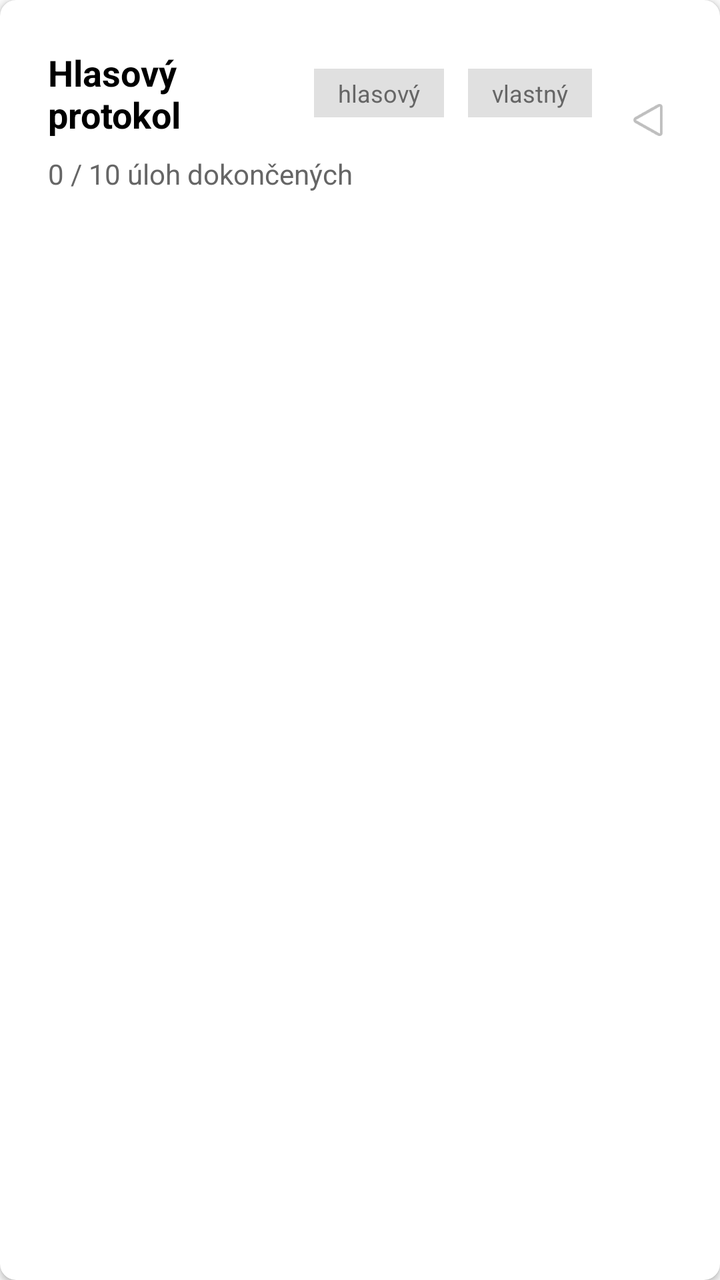
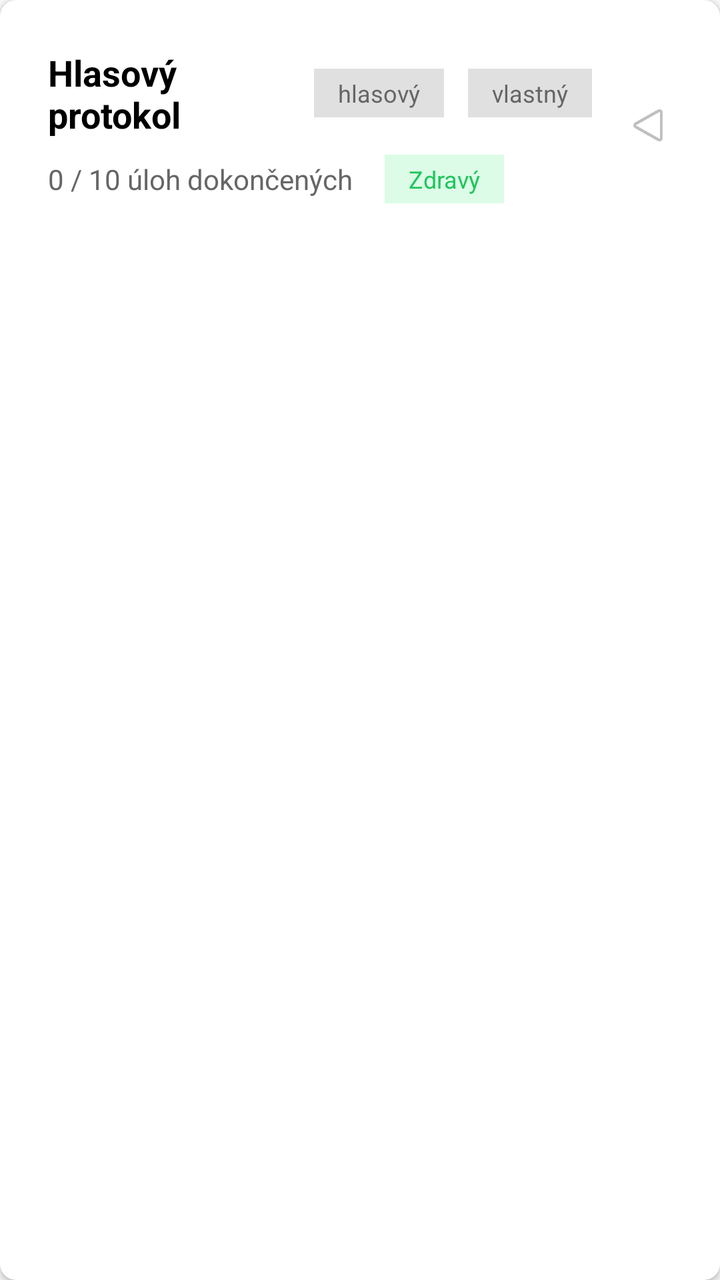

Two renders of the same Android screen: before a commit and after it. Below are the layout's source before the change and the commit's diff.
<!-- AndroidManifest.xml: application theme Theme.DiagnosticApp -->
<!-- res/layout/item_protocol_selection.xml -->
<?xml version="1.0" encoding="utf-8"?>
<androidx.cardview.widget.CardView
    xmlns:android="http://schemas.android.com/apk/res/android"
    xmlns:app="http://schemas.android.com/apk/res-auto"
    android:layout_width="match_parent"
    android:layout_height="wrap_content"
    android:layout_marginBottom="16dp"
    app:cardCornerRadius="8dp"
    app:cardElevation="2dp">

    <LinearLayout
        android:layout_width="match_parent"
        android:layout_height="wrap_content"
        android:orientation="horizontal"
        android:padding="24dp"
        android:gravity="center_vertical">

        <LinearLayout
            android:layout_width="0dp"
            android:layout_height="wrap_content"
            android:layout_weight="1"
            android:orientation="vertical">

            
            <LinearLayout
                android:layout_width="match_parent"
                android:layout_height="wrap_content"
                android:orientation="horizontal"
                android:gravity="center_vertical"
                android:layout_marginBottom="8dp">

                <TextView
                    android:id="@+id/protocolNameText"
                    android:layout_width="0dp"
                    android:layout_height="wrap_content"
                    android:layout_weight="1"
                    android:text="Hlasový protokol"
                    android:textSize="18sp"
                    android:textStyle="bold"
                    android:textColor="@android:color/black"/>

                <TextView
                    android:id="@+id/protocolTypeBadge1"
                    android:layout_width="wrap_content"
                    android:layout_height="wrap_content"
                    android:text="hlasový"
                    android:textSize="12sp"
                    android:textColor="#666666"
                    android:background="#E0E0E0"
                    android:paddingStart="12dp"
                    android:paddingEnd="12dp"
                    android:paddingTop="4dp"
                    android:paddingBottom="4dp"
                    android:layout_marginStart="12dp"/>

                <TextView
                    android:id="@+id/protocolTypeBadge2"
                    android:layout_width="wrap_content"
                    android:layout_height="wrap_content"
                    android:text="vlastný"
                    android:textSize="12sp"
                    android:textColor="#666666"
                    android:background="#E0E0E0"
                    android:paddingStart="12dp"
                    android:paddingEnd="12dp"
                    android:paddingTop="4dp"
                    android:paddingBottom="4dp"
                    android:layout_marginStart="12dp"/>
            </LinearLayout>

            
            <LinearLayout
                android:layout_width="match_parent"
                android:layout_height="wrap_content"
                android:orientation="horizontal"
                android:gravity="center_vertical">

                <TextView
                    android:id="@+id/protocolProgressText"
                    android:layout_width="wrap_content"
                    android:layout_height="wrap_content"
                    android:text="0 / 10 úloh dokončených"
                    android:textSize="14sp"
                    android:textColor="#666666"/>

                
                <TextView
                    android:id="@+id/evaluationStatusBadge"
                    android:layout_width="wrap_content"
                    android:layout_height="wrap_content"
                    android:text="Zdravý"
                    android:textSize="12sp"
                    android:textColor="#22C55E"
                    android:background="#DCFCE7"
                    android:paddingStart="12dp"
                    android:paddingEnd="12dp"
                    android:paddingTop="4dp"
                    android:paddingBottom="4dp"
                    android:layout_marginStart="16dp"
                    android:visibility="gone"/>

                
                <TextView
                    android:id="@+id/evaluationPercentageText"
                    android:layout_width="wrap_content"
                    android:layout_height="wrap_content"
                    android:text="95%"
                    android:textSize="14sp"
                    android:textColor="#666666"
                    android:layout_marginStart="8dp"
                    android:visibility="gone"/>
            </LinearLayout>

        </LinearLayout>

        
        <ImageView
            android:layout_width="24dp"
            android:layout_height="24dp"
            android:src="@android:drawable/ic_media_play"
            android:rotation="180"
            android:layout_marginStart="16dp"
            android:contentDescription="Open protocol"/>

    </LinearLayout>

</androidx.cardview.widget.CardView>
<!-- resources referenced by this layout -->
<resources>
  <style name="Theme.DiagnosticApp" parent="Theme.AppCompat.Light.NoActionBar">
          <item name="colorPrimary">@color/green</item>
          
  
  
      </style>
  <color name="green">#4CAF50</color>
</resources>

<!-- the commit's change to res/layout/item_protocol_selection.xml (unified diff, before → after) -->
@@ -97,7 +97,7 @@
                     android:paddingTop="4dp"
                     android:paddingBottom="4dp"
                     android:layout_marginStart="16dp"
-                    android:visibility="gone"/>
+                    android:visibility="visible"/>
 
                 
                 <TextView
